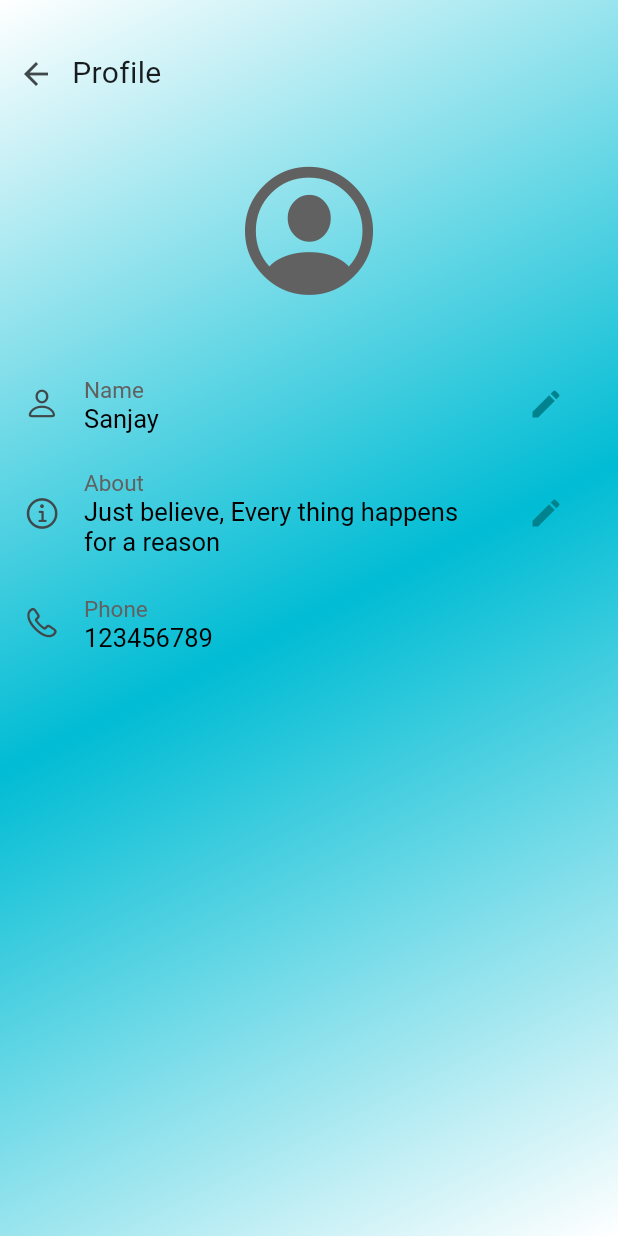
After one commit to sanjayAasil/chat_app, a Flutter app: the ProfileInfoScreen screen opened by its route, on a phone screen of 412 x 824 dp. The commit adds this screen. Run offline on Flutter 3.47's test engine with Material 3 defaults, Android fonts, the phone set to English and light mode, and no system bars; our stand-ins replace cloud_firestore, country_code_picker, firebase_auth, firebase_core; missing offline and left inert: versatile_dialogs; accounts and stored records are empty.

Commit message:
profile_info.dart DataManager.dart create_profile.dart

```diff
--- a/lib/Firestore/firestore_service.dart
+++ b/lib/Database/firestore_service.dart
@@ -6,7 +6,7 @@ class FirestoreService {
   //get collections of userModel
 
   final CollectionReference<Map<String, dynamic>> _userModelCollection =
-      FirebaseFirestore.instance.collection('UserModels');
+      FirebaseFirestore.instance.collection('users');
 
 //CREATE
 
--- a/lib/Models/user_model.dart
+++ b/lib/Models/user_model.dart
@@ -1,10 +1,12 @@
+import 'package:firebase_auth/firebase_auth.dart';
+
 class UserModel {
   final String userId;
   final String name;
   final String? email;
   final String phoneNumber;
   final String? profilePictureUrl;
-  final String? status;
+  final String about;
   final DateTime lastSeen;
 
   UserModel({
@@ -13,7 +15,7 @@ class UserModel {
     required this.name,
     required this.phoneNumber,
     this.profilePictureUrl,
-    this.status,
+    this.about = "Hey there!, I'm using ChatApp",
     required this.lastSeen,
   });
 
@@ -24,7 +26,7 @@ class UserModel {
         'email': email,
         'phoneNumber': phoneNumber,
         'profilePictureUrl': profilePictureUrl,
-        'status': status,
+        'status': about,
         'lastSeen': lastSeen.toIso8601String(),
       };
 
@@ -35,7 +37,7 @@ class UserModel {
         email: json['email'],
         phoneNumber: json['phoneNumber'],
         profilePictureUrl: json['profilePictureUrl'],
-        status: json['status'],
+        about: json['status'],
         lastSeen: DateTime.parse(json['lastSeen']),
       );
 
@@ -54,7 +56,7 @@ class UserModel {
         email: email ?? this.email,
         phoneNumber: phoneNumber ?? this.phoneNumber,
         profilePictureUrl: profilePictureUrl ?? this.profilePictureUrl,
-        status: status ?? this.status,
+        about: status ?? this.about,
         lastSeen: lastSeen ?? this.lastSeen,
       );
 }
--- /dev/null
+++ b/lib/pages/Home/profile_info.dart
@@ -0,0 +1,159 @@
+import 'package:flutter/cupertino.dart';
+import 'package:flutter/material.dart';
+
+class ProfileInfoScreen extends StatefulWidget {
+  const ProfileInfoScreen({super.key});
+
+  @override
+  State<ProfileInfoScreen> createState() => _ProfileInfoScreenState();
+}
+
+class _ProfileInfoScreenState extends State<ProfileInfoScreen> {
+  TextEditingController controller = TextEditingController();
+
+  @override
+  Widget build(BuildContext context) {
+    return Scaffold(
+      body: Container(
+        height: double.infinity,
+        width: double.infinity,
+        decoration: const BoxDecoration(
+          gradient: LinearGradient(
+            begin: Alignment.topLeft,
+            end: Alignment.bottomRight,
+            colors: [Colors.white, Colors.cyan, Colors.white],
+          ),
+        ),
+        child: Column(
+          children: [
+            SizedBox(height: MediaQueryData().padding.top + 25),
+            Row(
+              children: [
+                IconButton(onPressed: () => Navigator.of(context).pop(), icon: Icon(Icons.arrow_back)),
+                Text(
+                  'Profile',
+                  style: TextStyle(fontSize: 20),
+                )
+              ],
+            ),
+            const SizedBox(height: 30),
+            Icon(
+              CupertinoIcons.profile_circled,
+              size: 100,
+              color: Colors.grey.shade700,
+            ),
+            const SizedBox(height: 30),
+            ListTile(
+              visualDensity: VisualDensity.adaptivePlatformDensity,
+              leading: const Icon(CupertinoIcons.person),
+              title: const Text('Name'),
+              subtitle: const Text('Sanjay'),
+              titleTextStyle: TextStyle(fontSize: 15, color: Colors.grey.shade700),
+              subtitleTextStyle: const TextStyle(fontSize: 17, color: Colors.black),
+              trailing: IconButton(
+                onPressed: () {
+                  _editProfile(key: 'name');
+                },
+                icon: Icon(
+                  Icons.edit,
+                  color: Colors.cyan.shade800,
+                ),
+              ),
+            ),
+            ListTile(
+              visualDensity: VisualDensity.adaptivePlatformDensity,
+              leading: const Icon(CupertinoIcons.info_circle),
+              title: const Text('About'),
+              subtitle: const Text('Just believe, Every thing happens for a reason'),
+              titleTextStyle: TextStyle(fontSize: 15, color: Colors.grey.shade700),
+              subtitleTextStyle: const TextStyle(
+                fontSize: 17,
+                color: Colors.black,
+              ),
+              trailing: IconButton(
+                onPressed: () {
+                  _editProfile(key: 'about');
+                },
+                icon: Icon(
+                  Icons.edit,
+                  color: Colors.cyan.shade800,
+                ),
+              ),
+            ),
+            ListTile(
+              // visualDensity: VisualDensity.adaptivePlatformDensity,
+              leading: const Icon(CupertinoIcons.phone),
+              title: const Text('Phone'),
+              subtitle: const Text('123456789'),
+              titleTextStyle: TextStyle(fontSize: 15, color: Colors.grey.shade700),
+              subtitleTextStyle: const TextStyle(
+                fontSize: 17,
+                color: Colors.black,
+              ),
+            ),
+          ],
+        ),
+      ),
+    );
+  }
+
+  _editProfile({required String key}) => showDialog(
+        context: context,
+        builder: (context) => Dialog(
+          child: Container(
+            decoration: const BoxDecoration(
+              gradient: LinearGradient(
+                begin: Alignment.topLeft,
+                end: Alignment.bottomRight,
+                colors: [
+                  Colors.cyan,
+                  Colors.white,
+                ],
+              ),
+            ),
+            height: 150,
+            width: double.infinity,
+            child: Column(
+              crossAxisAlignment: CrossAxisAlignment.start,
+              children: [
+                Padding(
+                  padding: const EdgeInsets.only(left: 20, top: 20),
+                  child: key == 'name'
+                      ? const Text(
+                          'Enter your name',
+                          style: TextStyle(
+                            fontSize: 20,
+                          ),
+                        )
+                      : const Text(
+                          'Enter about here',
+                          style: TextStyle(
+                            fontSize: 20,
+                          ),
+                        ),
+                ),
+                Padding(
+                  padding: const EdgeInsets.symmetric(
+                    horizontal: 20.0,
+                  ),
+                  child: Expanded(
+                    child: Expanded(
+                      child: TextField(
+                        controller: controller,
+                      ),
+                    ),
+                  ),
+                ),
+                Row(
+                  children: [
+                    const Expanded(child: SizedBox()),
+                    TextButton(onPressed: () => Navigator.of(context).pop(), child: const Text('Cancel')),
+                    TextButton(onPressed: () {}, child: const Text('Save')),
+                  ],
+                )
+              ],
+            ),
+          ),
+        ),
+      );
+}
--- a/lib/routes.dart
+++ b/lib/routes.dart
@@ -1,6 +1,8 @@
 import 'package:chat_app/pages/Home/chat_room.dart';
 import 'package:chat_app/pages/Home/home_screen.dart';
+import 'package:chat_app/pages/Home/profile_info.dart';
 import 'package:chat_app/pages/login/phoneNumber_login.dart';
+import 'package:chat_app/pages/login/create_profile.dart';
 import 'package:chat_app/pages/login/welcome.dart';
 import 'package:firebase_auth/firebase_auth.dart';
 import 'package:flutter/material.dart';
@@ -9,6 +11,8 @@ class Routes {
   static const String mainScreen = '/';
   static const String phoneAuthScreen = '/phone-auth-screen';
   static const String chatRoom = 'chat-room';
+  static const String createProfile = 'createProfile';
+  static const String profileInfoScreen = 'profile-info-screen';
 
   static Route<dynamic> onGenerate(RouteSettings settings) {
     switch (settings.name) {
@@ -20,6 +24,10 @@ class Routes {
         return MaterialPageRoute(builder: (context) => const PhoneAuthScreen());
       case chatRoom:
         return MaterialPageRoute(builder: (context) => const ChatRoom());
+      case createProfile:
+        return MaterialPageRoute(builder: (context) => const CreateProfileScreen());
+      case profileInfoScreen:
+        return MaterialPageRoute(builder: (context) => const ProfileInfoScreen());
       default:
         return MaterialPageRoute(
           builder: (context) => const Scaffold(
```
Also changed, not shown: lib/Database/DataManager.dart (added, +11 -0 lines), lib/Firebase/firebase_auth.dart (+2 -6 lines), lib/pages/Home/home_screen.dart (+22 -17 lines), lib/pages/login/create_profile.dart (added, +130 -0 lines), lib/pages/login/phoneNumber_login.dart (+5 -10 lines).
